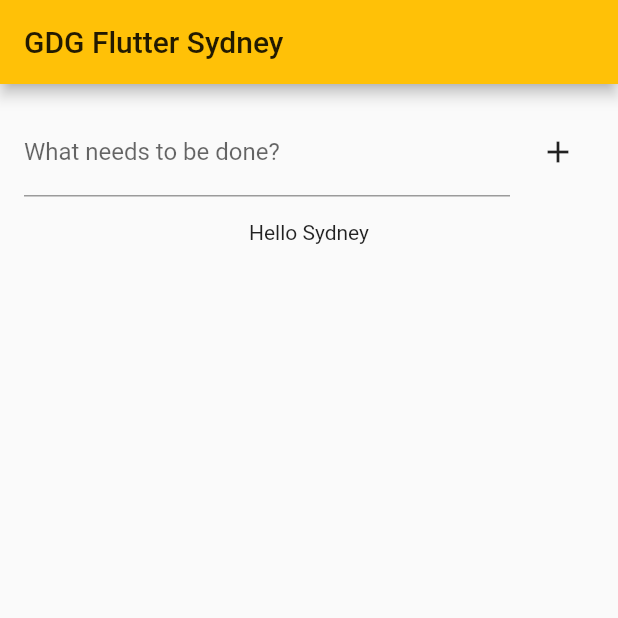
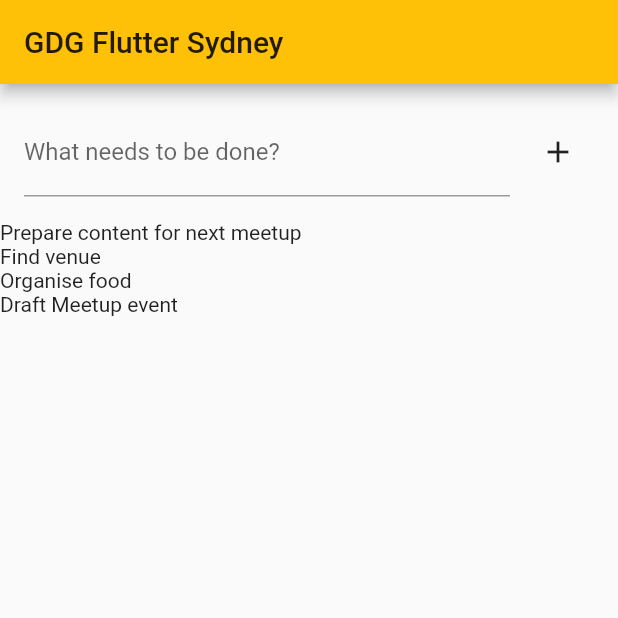
Before and after one commit to QuirijnGB/flutter_study_jam, a Flutter app: the screen it shows after launch, on a phone screen of 412 x 824 dp, the top half of it. Run offline on Flutter 3.47's test engine with Material 2 defaults, Android fonts, the phone set to English and light mode, and no system bars.

Commit message:
Display list of Todos

```diff
--- a/lib/main.dart
+++ b/lib/main.dart
@@ -29,6 +29,13 @@ class MyHomePage extends StatefulWidget {
 class _MyHomePageState extends State<MyHomePage> {
   final newTodoController = TextEditingController();
 
+  List<TodoEntity> todos = [
+    TodoEntity(todo: "Prepare content for next meetup", done: false),
+    TodoEntity(todo: "Find venue", done: false),
+    TodoEntity(todo: "Organise food", done: false),
+    TodoEntity(todo: "Draft Meetup event", done: false),
+  ];
+
   @override
   Widget build(BuildContext context) {
     return Scaffold(
@@ -58,9 +65,11 @@ class _MyHomePageState extends State<MyHomePage> {
               ],
             ),
           ),
-          Center(
-            child: Text(
-              'Hello Sydney',
+          Expanded(
+            child: ListView(
+              children: todos.map((todo) {
+                return Text(todo.todo);
+              }).toList(),
             ),
           ),
         ],
@@ -74,3 +83,13 @@ class _MyHomePageState extends State<MyHomePage> {
     super.dispose();
   }
 }
+
+class TodoEntity {
+  String todo;
+  bool done;
+
+  TodoEntity({
+    @required this.todo,
+    @required this.done,
+  });
+}
```
